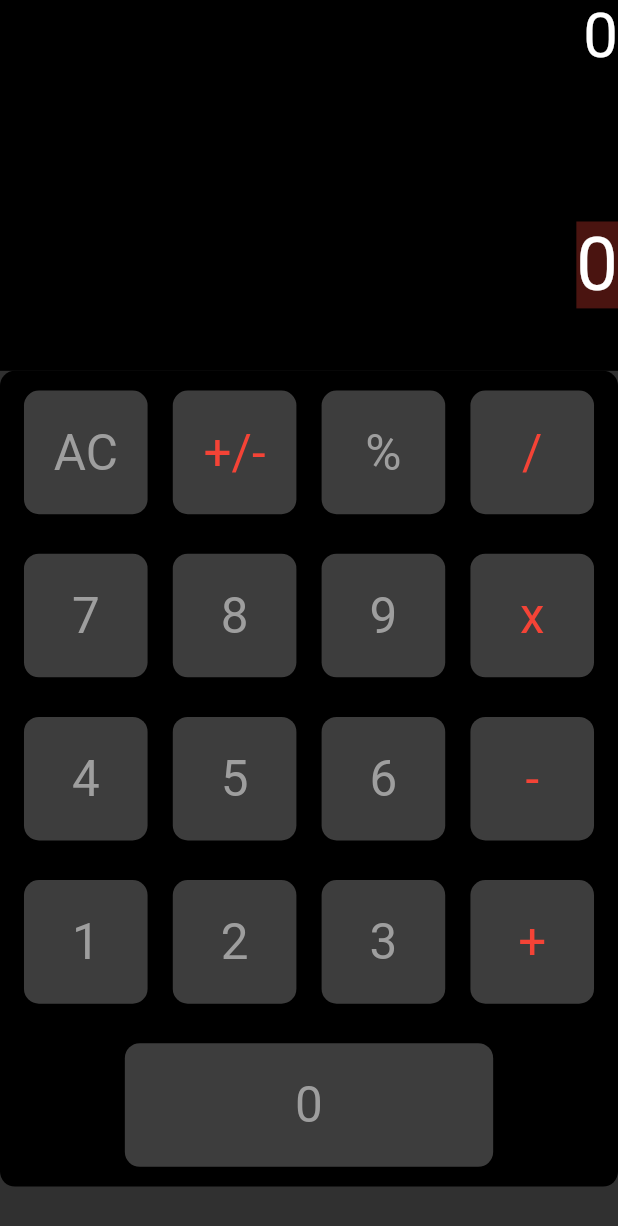
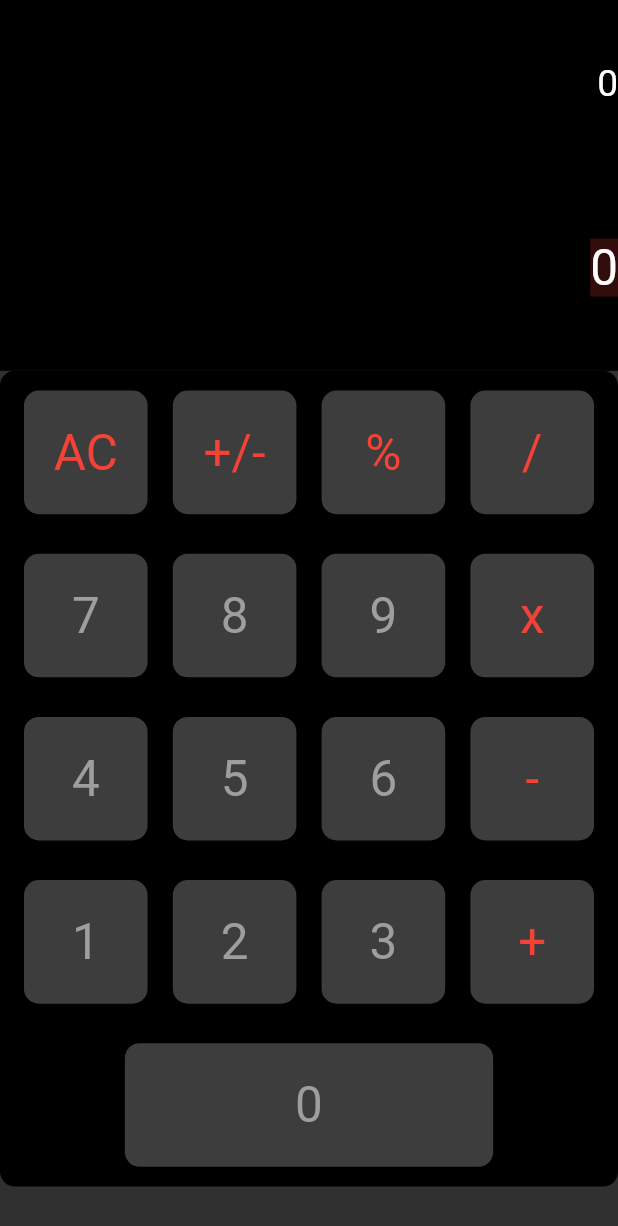
Before and after one commit to Looper101/Calculator, a Flutter app: the screen it shows after launch, on a phone screen of 412 x 824 dp. Shown: the top 1226 px of the screen. Run offline on Flutter 3.47's test engine with Material 2 defaults, Android fonts, the phone set to English and light mode, and no system bars; our stand-ins replace math_expressions.

Commit message:
added Color to action buttons||

```diff
--- a/lib/calculator_view.dart
+++ b/lib/calculator_view.dart
@@ -1,6 +1,6 @@
-import 'dart:io';
-
 import 'package:flutter/material.dart';
+import 'package:provider_perfection/components/keypad.dart';
+import 'package:provider_perfection/components/output_display.dart';
 import 'package:provider_perfection/model/calculator_logic.dart';
 import 'package:provider/provider.dart';
 
@@ -17,43 +17,13 @@ class Body extends StatelessWidget {
   @override
   Widget build(BuildContext context) {
     Size size = MediaQuery.of(context).size;
-    final inputDisplay = Provider.of<Calculator>(context, listen: true).value;
-    final result =
-        Provider.of<Calculator>(context, listen: true).evaluatedOutput;
+
     final prov = Provider.of<Calculator>(context, listen: false);
     return SafeArea(
       child: Column(
         crossAxisAlignment: CrossAxisAlignment.stretch,
         children: <Widget>[
-          Container(
-            alignment: Alignment.bottomRight,
-            height: size.height * 0.3,
-            color: Colors.black,
-            child: Column(
-              crossAxisAlignment: CrossAxisAlignment.end,
-              children: <Widget>[
-                Align(
-                  alignment: Alignment.bottomRight,
-                  child: Text(
-                    inputDisplay.toString(),
-                    style: TextStyle(
-                        color: Colors.white, fontSize: size.longestSide * 0.05),
-                  ),
-                ),
-                Spacer(),
-                Flexible(
-                  fit: FlexFit.loose,
-                  child: Text(
-                    result,
-                    style: TextStyle(
-                        color: Colors.white,
-                        fontSize: size.longestSide * 0.06,
-                        backgroundColor: Colors.red.withOpacity(0.3)),
-                  ),
-                ),
-              ],
-            ),
-          ),
+          OutPutDisplay(),
           Container(
             decoration: BoxDecoration(
               borderRadius: BorderRadius.circular(10),
@@ -70,13 +40,18 @@ class Body extends StatelessWidget {
                       onpress: () {
                         prov.clearValue();
                       },
+                      color: Colors.red,
                     ),
                     KeyPad(
                       text: '+/-',
                       onpress: () => prov.setValue('+'),
                       color: Colors.red,
                     ),
-                    KeyPad(text: '%', onpress: () => prov.setValue('%')),
+                    KeyPad(
+                      text: '%',
+                      onpress: () => prov.setValue('%'),
+                      color: Colors.red,
+                    ),
                     KeyPad(
                       text: '/',
                       onpress: () => prov.setValue('/'),
@@ -161,15 +136,6 @@ class Body extends StatelessWidget {
                           onpress: () => prov.setValue('0'),
                         ),
                       ),
-                      // KeyPad(
-                      //   color: Colors.red,
-                      //   text: '',
-                      //   onpress: () => prov.setValue('2'),
-                      // ),
-                      // KeyPad(
-                      //   text: '',
-                      //   onpress: () => prov.deleteValue(),
-                      // ),
                     ],
                   ),
                 ),
@@ -181,44 +147,3 @@ class Body extends StatelessWidget {
     );
   }
 }
-
-class KeyPad extends StatelessWidget {
-  const KeyPad({
-    Key key,
-    this.text,
-    this.color,
-    this.onpress,
-  }) : super(key: key);
-
-  final String text;
-  final Color color;
-  final Function onpress;
-
-  @override
-  Widget build(BuildContext context) {
-    Size size = MediaQuery.of(context).size;
-    return InkResponse(
-      splashColor: Colors.red,
-      onTap: onpress,
-      child: Container(
-        margin: EdgeInsets.symmetric(
-            horizontal: size.width * 0.002, vertical: size.height * 0.016),
-        alignment: Alignment.center,
-        height: size.height * 0.1,
-        width: size.width * 0.2,
-        decoration: BoxDecoration(
-          // shape: BoxShape.circle,
-          borderRadius: BorderRadius.circular(10),
-          color: Colors.white24,
-        ),
-        child: Text(
-          text,
-          style: TextStyle(
-            color: color ?? Colors.grey,
-            fontSize: size.longestSide * 0.04,
-          ),
-        ),
-      ),
-    );
-  }
-}
--- /dev/null
+++ b/lib/components/keypad.dart
@@ -0,0 +1,44 @@
+import 'package:flutter/material.dart';
+
+class KeyPad extends StatelessWidget {
+  const KeyPad({
+    Key key,
+    this.color,
+    this.text,
+    this.onpress,
+  });
+
+  final Color color;
+  final String text;
+  final Function onpress;
+  @override
+  Widget build(BuildContext context) {
+    Size size = MediaQuery.of(context).size;
+    var height = size.height;
+    var width = size.width;
+    return InkResponse(
+      splashColor: Colors.red,
+      onTap: onpress,
+      child: Container(
+        margin: EdgeInsets.symmetric(
+          horizontal: width * 0.002,
+          vertical: height * 0.016,
+        ),
+        alignment: Alignment.center,
+        height: size.height * 0.1,
+        width: size.width * 0.2,
+        decoration: BoxDecoration(
+          borderRadius: BorderRadius.circular(10),
+          color: Colors.white24,
+        ),
+        child: Text(
+          text,
+          style: TextStyle(
+            color: color ?? Colors.grey,
+            fontSize: size.longestSide * 0.04,
+          ),
+        ),
+      ),
+    );
+  }
+}
--- /dev/null
+++ b/lib/components/output_display.dart
@@ -0,0 +1,49 @@
+import 'package:flutter/material.dart';
+import 'package:provider/provider.dart';
+import 'package:provider_perfection/model/calculator_logic.dart';
+
+class OutPutDisplay extends StatelessWidget {
+  const OutPutDisplay({
+    Key key,
+  }) : super(key: key);
+
+  @override
+  Widget build(BuildContext context) {
+    Size size = MediaQuery.of(context).size;
+
+    final inputDisplay = Provider.of<Calculator>(context, listen: true).value;
+    final result =
+        Provider.of<Calculator>(context, listen: true).evaluatedOutput;
+
+    return Container(
+      alignment: Alignment.bottomRight,
+      padding: EdgeInsets.only(top: size.height * 0.05),
+      height: size.height * 0.3,
+      color: Colors.black,
+      child: Column(
+        crossAxisAlignment: CrossAxisAlignment.end,
+        children: <Widget>[
+          Align(
+            alignment: Alignment.bottomRight,
+            child: Text(
+              inputDisplay.toString(),
+              style: TextStyle(
+                  color: Colors.white, fontSize: size.longestSide * 0.03),
+            ),
+          ),
+          Spacer(),
+          Flexible(
+            fit: FlexFit.loose,
+            child: Text(
+              result,
+              style: TextStyle(
+                  color: Colors.white,
+                  fontSize: size.longestSide * 0.04,
+                  backgroundColor: Colors.red.withOpacity(0.2)),
+            ),
+          ),
+        ],
+      ),
+    );
+  }
+}
```
Also changed, not shown: lib/model/calculator_logic.dart (+0 -17 lines), 1 other file.
